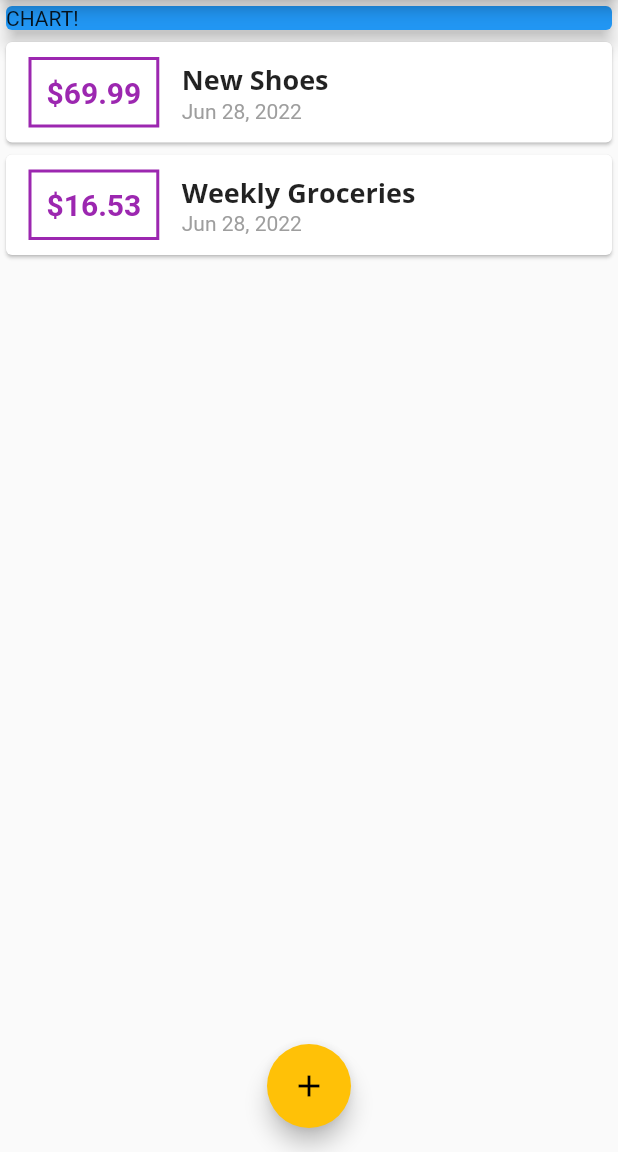
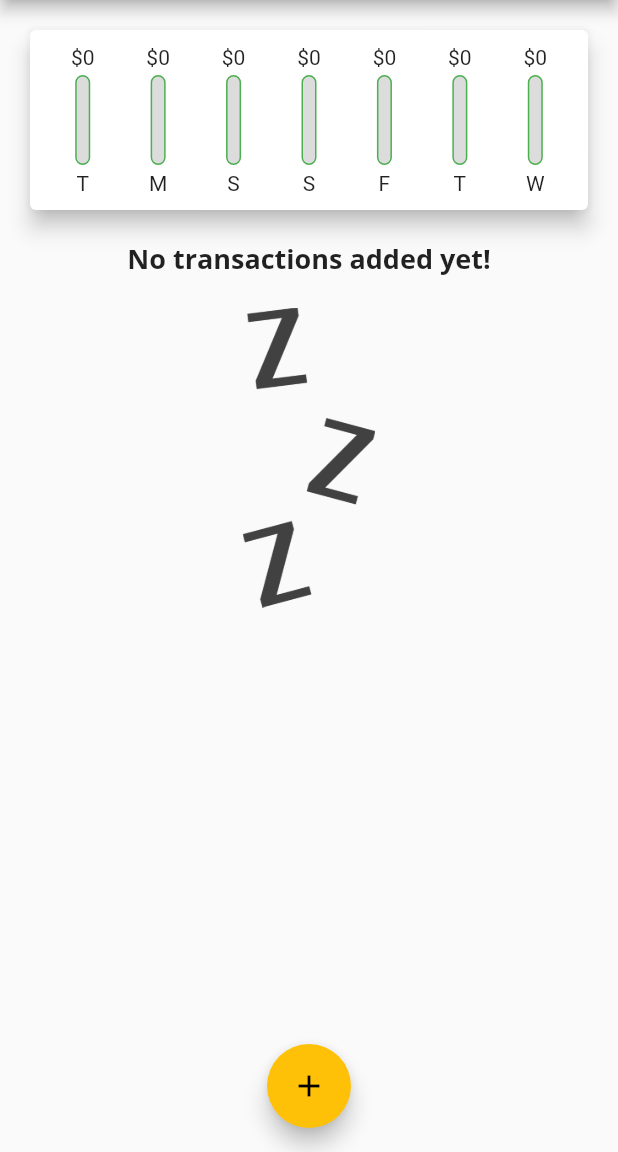
Before and after one commit to Dilman01/personal_expenses, a Flutter app: the screen it shows after launch, on a phone screen of 412 x 824 dp, the part 84-1236 px from its top. Run offline on Flutter 3.47's test engine with Material 2 defaults, Android fonts, the phone set to English and light mode, and no system bars.

Commit message:
Add Chart bar

```diff
--- a/lib/main.dart
+++ b/lib/main.dart
@@ -1,7 +1,7 @@
 // ignore_for_file: prefer_const_constructors, sized_box_for_whitespace, sort_child_properties_last, prefer_const_literals_to_create_immutables
 
-import 'package:flutter/cupertino.dart';
 import 'package:flutter/material.dart';
+import 'package:personal_expenses/widgets/chart.dart';
 import 'package:personal_expenses/widgets/new_transaction.dart';
 import 'package:personal_expenses/widgets/transaction_list.dart';
 
@@ -51,19 +51,31 @@ class _MyHomePageState extends State<MyHomePage> {
   // String? titleInput;
 
   final List<Transaction> _userTransactions = [
-    Transaction(
-      id: 't1',
-      title: 'New Shoes',
-      amount: 69.99,
-      date: DateTime.now(),
-    ),
-    Transaction(
-      id: 't2',
-      title: 'Weekly Groceries',
-      amount: 16.53,
-      date: DateTime.now(),
-    ),
+    // Transaction(
+    //   id: 't1',
+    //   title: 'New Shoes',
+    //   amount: 69.99,
+    //   date: DateTime.now(),
+    // ),
+    // Transaction(
+    //   id: 't2',
+    //   title: 'Weekly Groceries',
+    //   amount: 16.53,
+    //   date: DateTime.now(),
+    // ),
   ];
+
+  List<Transaction> get _recentTransactions {
+    return _userTransactions.where((tx) {
+      return tx.date!.isAfter(
+        DateTime.now().subtract(
+          Duration(
+            days: 7,
+          ),
+        ),
+      );
+    }).toList();
+  }
 
   void _addNewTransactions(String titel, double amount) {
     final newTx = Transaction(
@@ -106,14 +118,7 @@ class _MyHomePageState extends State<MyHomePage> {
           mainAxisAlignment: MainAxisAlignment.start,
           crossAxisAlignment: CrossAxisAlignment.stretch,
           children: <Widget>[
-            Container(
-              width: double.infinity,
-              child: Card(
-                color: Colors.blue,
-                child: Text('CHART!'),
-                elevation: 5,
-              ),
-            ),
+            Chart(_recentTransactions),
             TransactionList(_userTransactions),
           ],
         ),
--- /dev/null
+++ b/lib/widgets/chart.dart
@@ -0,0 +1,70 @@
+import 'package:flutter/material.dart';
+
+import 'package:intl/intl.dart';
+import 'package:personal_expenses/models/transaction.dart';
+import 'package:personal_expenses/widgets/chart_bar.dart';
+
+class Chart extends StatelessWidget {
+  final List<Transaction> recentTransactions;
+
+  Chart(this.recentTransactions);
+
+  List<Map<String, Object>> get groupedTransactionValues {
+    return List.generate(7, (index) {
+      final weekDay = DateTime.now().subtract(
+        Duration(days: index),
+      );
+
+      var totalSum = 0.0;
+
+      for (var i = 0; i < recentTransactions.length; i++) {
+        if (recentTransactions[i].date!.day == weekDay.day &&
+            recentTransactions[i].date!.month == weekDay.month &&
+            recentTransactions[i].date!.year == weekDay.year) {
+          totalSum += recentTransactions[i].amount!;
+        }
+      }
+
+      print(DateFormat.E().format(weekDay));
+      print(totalSum);
+
+      return {
+        'day': DateFormat.E().format(weekDay).substring(0, 1),
+        'amount': totalSum,
+      };
+    });
+  }
+
+  double get totalSpending {
+    return groupedTransactionValues.fold(0.0, (sum, item) {
+      return sum + (item['amount'] as double);
+    });
+  }
+
+  @override
+  Widget build(BuildContext context) {
+    print(groupedTransactionValues);
+    return Card(
+      elevation: 6,
+      margin: EdgeInsets.all(20),
+      child: Padding(
+        padding: EdgeInsets.all(10),
+        child: Row(
+          mainAxisAlignment: MainAxisAlignment.spaceAround,
+          children: groupedTransactionValues.map((data) {
+            return Flexible(
+              fit: FlexFit.tight,
+              child: ChartBar(
+                data['day'].toString(),
+                (data['amount'] as double),
+                totalSpending == 0.0
+                    ? 0.0
+                    : (data['amount'] as double) / totalSpending,
+              ),
+            );
+          }).toList(),
+        ),
+      ),
+    );
+  }
+}
--- /dev/null
+++ b/lib/widgets/chart_bar.dart
@@ -0,0 +1,51 @@
+import 'package:flutter/material.dart';
+
+class ChartBar extends StatelessWidget {
+  final String? label;
+  final double? spendingAmount;
+  final double? spedningPctOfTotal;
+
+  ChartBar(this.label, this.spendingAmount, this.spedningPctOfTotal);
+
+  @override
+  Widget build(BuildContext context) {
+    return Column(
+      children: [
+        FittedBox(
+          child: Text('\$${spendingAmount!.toStringAsFixed(0)}'),
+        ),
+        SizedBox(
+          height: 4,
+        ),
+        Container(
+          height: 60,
+          width: 10,
+          child: Stack(
+            children: [
+              Container(
+                decoration: BoxDecoration(
+                  border: Border.all(color: Colors.green, width: 1),
+                  color: Color.fromRGBO(220, 220, 220, 1),
+                  borderRadius: BorderRadius.circular(10),
+                ),
+              ),
+              FractionallySizedBox(
+                heightFactor: spedningPctOfTotal,
+                child: Container(
+                  decoration: BoxDecoration(
+                    color: Theme.of(context).primaryColor,
+                    borderRadius: BorderRadius.circular(10),
+                  ),
+                ),
+              ),
+            ],
+          ),
+        ),
+        SizedBox(
+          height: 4,
+        ),
+        Text(label!),
+      ],
+    );
+  }
+}
--- a/lib/widgets/transaction_list.dart
+++ b/lib/widgets/transaction_list.dart
@@ -13,7 +13,26 @@ class TransactionList extends StatelessWidget {
   Widget build(BuildContext context) {
     return Container(
       height: 300,
-      child: ListView.builder(
+      child: transactions.isEmpty
+          ? Column(
+              children: [
+                Text(
+                  'No transactions added yet!',
+                  style: Theme.of(context).textTheme.headline6,
+                ),
+                SizedBox(
+                  height: 20,
+                ),
+                Container(
+                  height: 200,
+                  child: Image.asset(
+                    'assets/images/waiting.png',
+                    fit: BoxFit.cover,
+                  ),
+                ),
+              ],
+            )
+          : ListView.builder(
               itemBuilder: ((context, index) {
                 return Card(
                   child: Row(
@@ -47,7 +66,8 @@ class TransactionList extends StatelessWidget {
                             style: Theme.of(context).textTheme.headline6,
                           ),
                           Text(
-                      DateFormat.yMMMd().format(transactions[index].date!),
+                            DateFormat.yMMMd()
+                                .format(transactions[index].date!),
                             style: TextStyle(
                               color: Colors.grey,
                             ),
--- a/pubspec.yaml
+++ b/pubspec.yaml
@@ -60,8 +60,8 @@ flutter:
   uses-material-design: true
 
   # To add assets to your application, add an assets section, like this:
-  # assets:
-  #   - images/a_dot_burr.jpeg
+  assets:
+    - assets/images/waiting.png
   #   - images/a_dot_ham.jpeg
 
   # An image asset can refer to one or more resolution-specific "variants", see
```
Also changed, not shown: assets/images/waiting.png (added). Lines whose indentation alone changed are shown as unchanged.
